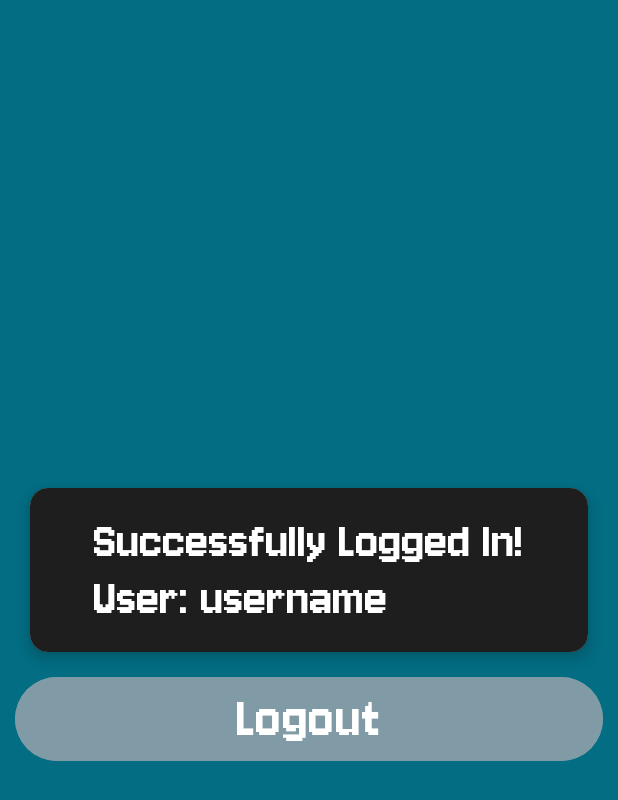
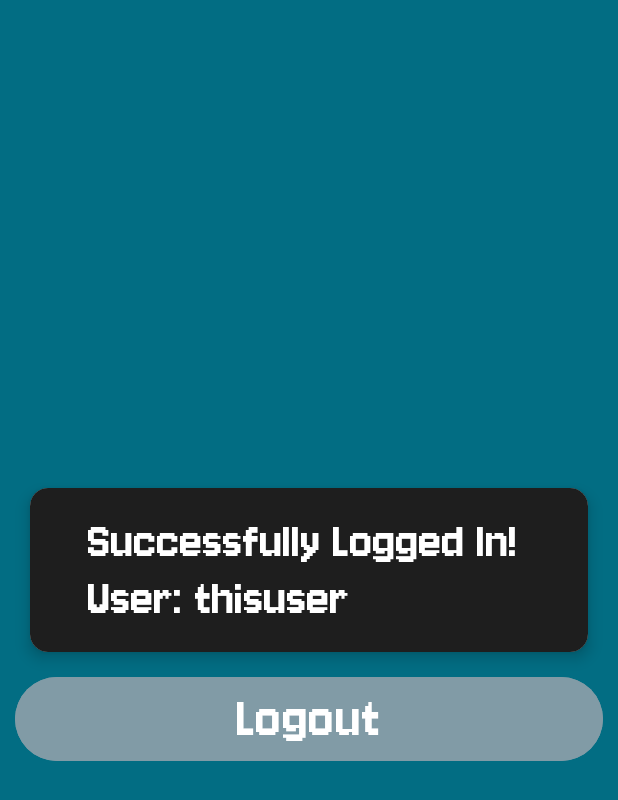
Before and after one commit to TheodoreKyle/AttendLY, an Android app: the SuccessfulLogin screen opened directly, with no data from a screen before it, on a phone screen of 412 x 824 dp. Shown: the top 800 px of the screen. Run offline under Robolectric (Android 15) with nearby library versions, the phone set to English and light mode, and no system bars.

Commit message:
additional with tvDisplayUsername

```diff
--- a/app/src/main/java/com/example/attendly/SuccessfulLogin.kt
+++ b/app/src/main/java/com/example/attendly/SuccessfulLogin.kt
@@ -13,6 +13,10 @@ class SuccessfulLogin : AppCompatActivity() {
         setContentView(R.layout.activity_successfullogin)
 
         val btnLogout = findViewById<Button>(R.id.btnLogout)
+        val tvDisplayUsername = findViewById<TextView>(R.id.tvDisplayUsername)
+
+        tvDisplayUsername.text = "Successfully Logged In! \nUser: thisuser"
+
 
         btnLogout.setOnClickListener {
             val intent = Intent(this, MainActivity::class.java)
--- a/app/src/main/res/layout/activity_successfullogin.xml
+++ b/app/src/main/res/layout/activity_successfullogin.xml
@@ -23,6 +23,7 @@
             android:padding="16dp">
 
             <TextView
+                android:id="@+id/tvDisplayUsername"
                 android:layout_width="wrap_content"
                 android:layout_height="match_parent"
                 android:layout_gravity="center"
```
